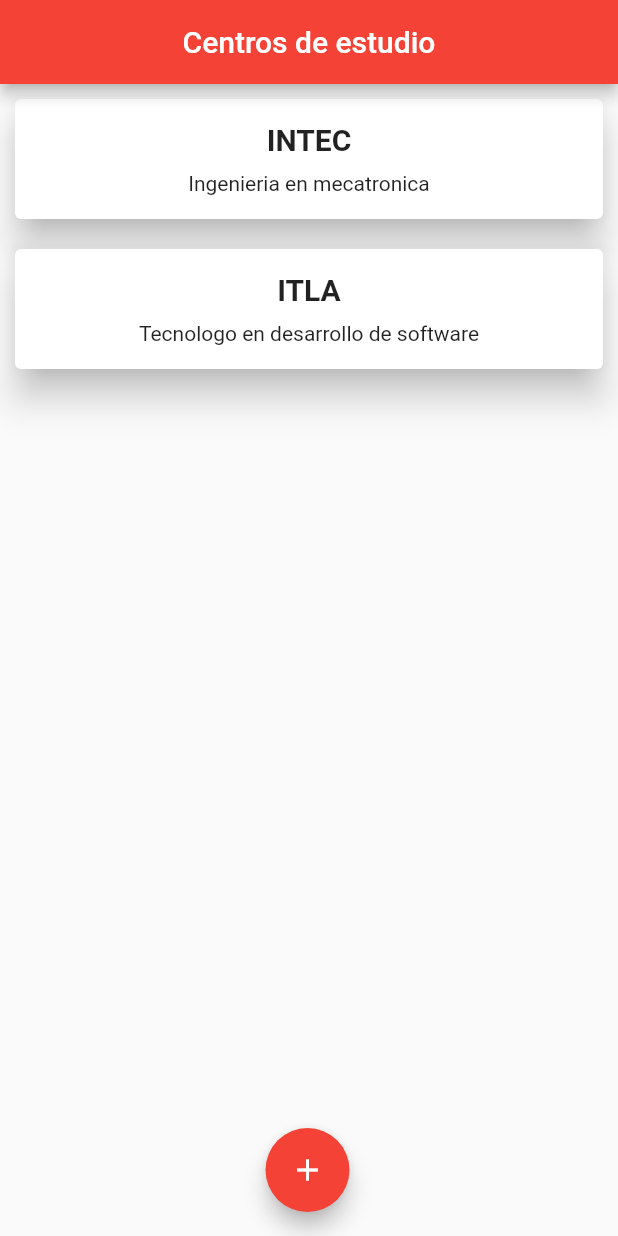
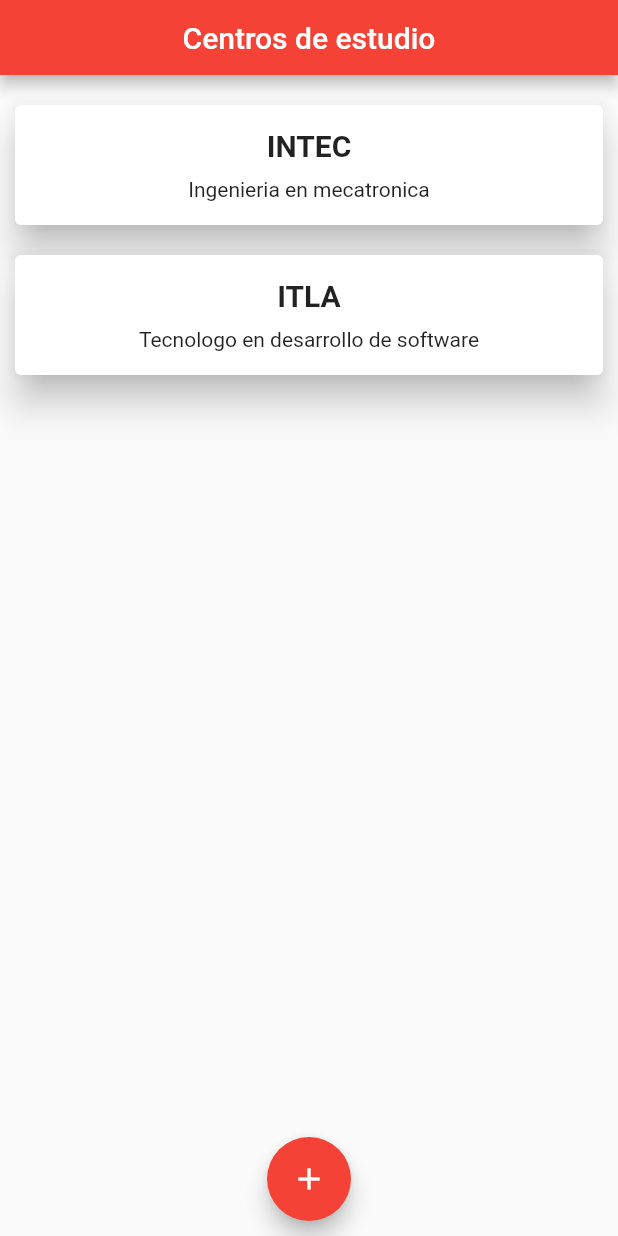
Before and after one commit to TitinQuezada/academic-control-system, a Flutter app: the screen it shows after launch, on a phone screen of 412 x 824 dp. Run offline on Flutter 3.47's test engine with Material 2 defaults, Android fonts, the phone set to English and light mode, and no system bars.

Commit message:
Refactor home page

```diff
--- /dev/null
+++ b/lib/src/components/application_app_bar.dart
@@ -0,0 +1,18 @@
+import 'package:flutter/material.dart';
+
+class ApplicationAppBar extends StatelessWidget with PreferredSizeWidget {
+  final String title;
+
+  const ApplicationAppBar(this.title);
+
+  @override
+  Widget build(BuildContext context) {
+    return AppBar(
+      title: Text(title),
+      centerTitle: true,
+    );
+  }
+
+  @override
+  Size get preferredSize => Size.fromHeight(50.0);
+}
--- /dev/null
+++ b/lib/src/components/college_card.dart
@@ -0,0 +1,36 @@
+import 'package:flutter/material.dart';
+import 'package:sca/src/models/college._model.dart';
+
+class CollegeCard extends StatelessWidget {
+  final CollegeModel college;
+  final Function onTap;
+
+  const CollegeCard(this.college, this.onTap);
+
+  @override
+  Widget build(BuildContext context) {
+    return Card(
+        margin: const EdgeInsets.all(10.0),
+        elevation: 10.0,
+        child: InkWell(
+          onTap: onTap,
+          child: Container(
+            height: 80.0,
+            child: Column(
+              mainAxisAlignment: MainAxisAlignment.center,
+              children: [
+                Text(
+                  '${college.name}',
+                  style: const TextStyle(
+                      fontSize: 20.0, fontWeight: FontWeight.bold),
+                ),
+                SizedBox(
+                  height: 10.0,
+                ),
+                Text('${college.career}')
+              ],
+            ),
+          ),
+        ));
+  }
+}
--- a/lib/src/pages/home_page.dart
+++ b/lib/src/pages/home_page.dart
@@ -1,61 +1,51 @@
 import 'package:flutter/material.dart';
+import 'package:sca/src/components/application_app_bar.dart';
+import 'package:sca/src/components/college_card.dart';
 import 'package:sca/src/models/college._model.dart';
 
 class HomePage extends StatelessWidget {
   final colleges = CollegeModel.getColleges();
+
   @override
   Widget build(BuildContext context) {
     return Scaffold(
-        appBar: AppBar(
-          title: Text('Centros de estudio'),
-          centerTitle: true,
-        ),
-        body: ListView.builder(
-          itemCount: colleges.length,
-          itemBuilder: (BuildContext context, int index) {
-            return buildCards(context, colleges[index]);
-          },
-        ),
-        floatingActionButton: buildFloatinActionButton());
+      appBar: ApplicationAppBar('Centros de estudio'),
+      body: Container(
+          margin: const EdgeInsets.only(bottom: 10, top: 10),
+          child: _buildBody()),
+    );
   }
 
-  Widget buildCards(BuildContext context, CollegeModel college) {
-    return Card(
-        margin: EdgeInsets.all(10.0),
-        elevation: 10.0,
-        child: InkWell(
-          onTap: () => Navigator.pushNamed(context, 'periods'),
-          child: Container(
-            height: 80.0,
-            child: Column(
-              mainAxisAlignment: MainAxisAlignment.center,
-              children: [
-                Text(
-                  '${college.name}',
-                  style: TextStyle(fontSize: 20.0, fontWeight: FontWeight.bold),
-                ),
-                SizedBox(
-                  height: 10.0,
-                ),
-                Text('${college.career}')
-              ],
-            ),
-          ),
-        ));
+  Widget _buildBody() {
+    return Column(
+      children: [_buildColleges(), _buildFooter()],
+    );
   }
 
-  Widget buildFloatinActionButton() {
-    return Row(
-      mainAxisAlignment: MainAxisAlignment.center,
-      children: [
-        SizedBox(
-          width: 30.0,
-        ),
-        FloatingActionButton(
-          onPressed: () {},
-          child: Icon(Icons.add),
-        ),
-      ],
+  Widget _buildFooter() {
+    return FloatingActionButton(
+      child: Icon(Icons.add),
+      onPressed: () {},
     );
   }
+
+  Widget _buildColleges() {
+    return Expanded(
+      child: ListView.builder(
+        itemCount: colleges.length,
+        itemBuilder: (BuildContext context, int index) {
+          return _buildCards(context, colleges[index]);
+        },
+      ),
+    );
+  }
+
+  Widget _buildCards(BuildContext context, CollegeModel college) {
+    Function onTap = _goToPeriods(context);
+    return CollegeCard(college, onTap);
+  }
+
+  Function _goToPeriods(BuildContext context) {
+    return () => Navigator.pushNamed(context, 'periods');
+  }
 }
--- /dev/null
+++ b/lib/src/themes/app_colors.dart
@@ -0,0 +1,5 @@
+import 'package:flutter/material.dart';
+
+class AppColors {
+  static const Primary = Colors.red;
+}
--- a/lib/src/themes/themes.dart
+++ b/lib/src/themes/themes.dart
@@ -1,9 +1,8 @@
 import 'package:flutter/material.dart';
-
-final Color primaryColor = Colors.red;
+import 'package:sca/src/themes/app_colors.dart';
 
 ThemeData getThemes() {
   return ThemeData(
-    primarySwatch: Colors.red,
+    primarySwatch: AppColors.Primary,
   );
 }
```
